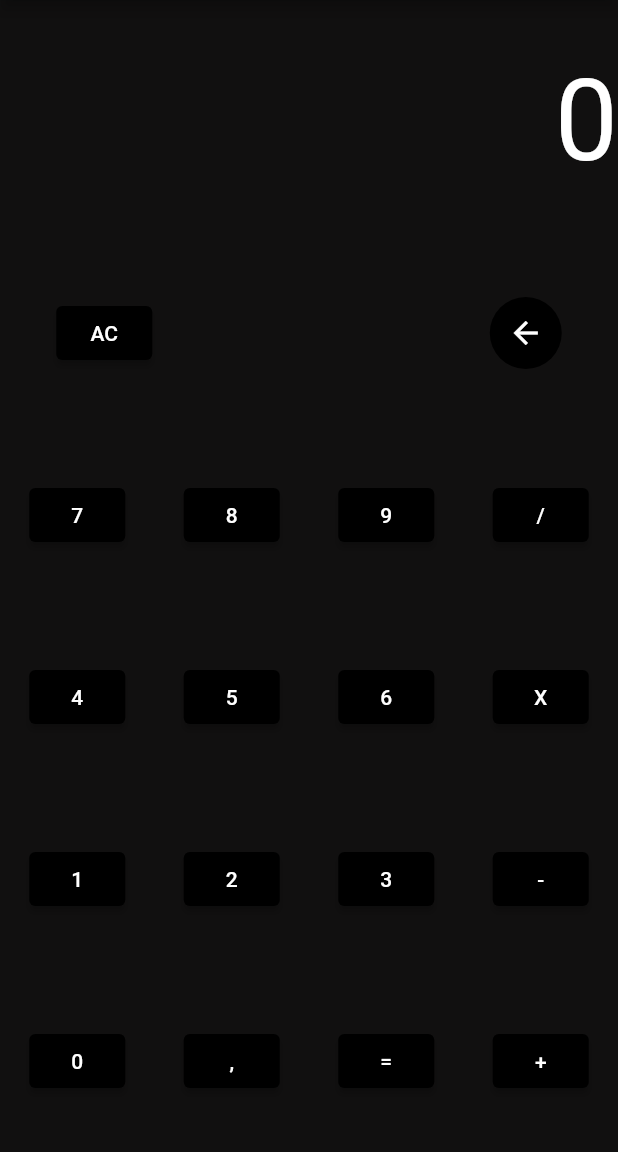
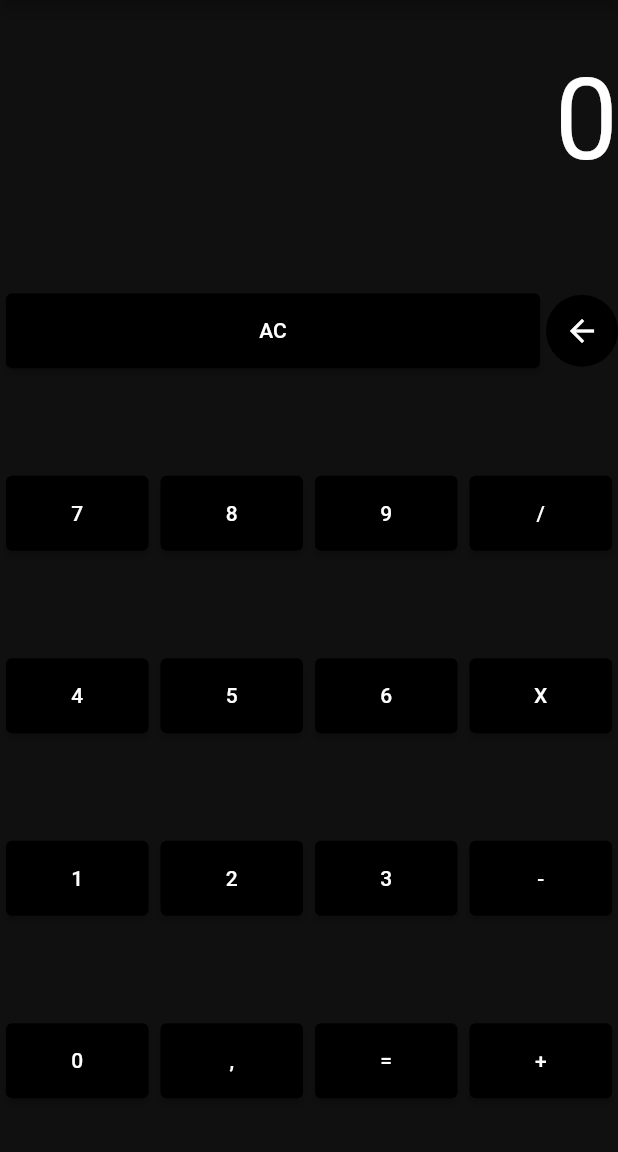
Before and after one commit to caea100/Calculadora-simples, a Flutter app: the screen it shows after launch, on a phone screen of 412 x 824 dp, the part 84-1236 px from its top. Run offline on Flutter 3.47's test engine with Material 2 defaults, Android fonts, the phone set to English and light mode, and no system bars.

Commit message:
Ajuste nos botões

```diff
--- a/lib/main.dart
+++ b/lib/main.dart
@@ -152,14 +152,21 @@ class _MyAppState extends State<MyApp> {
   }
 
   Widget botaoGenerico(String tecla) {
-    return ElevatedButton(
+    return Expanded(
+      flex: 1,
+      child: Container(
+        margin: const EdgeInsets.symmetric(horizontal: 4),
+        child: ElevatedButton(
           style: ButtonStyle(
             backgroundColor: MaterialStateProperty.all(Colors.black),
             foregroundColor: MaterialStateProperty.all(Colors.white),
+            minimumSize: MaterialStateProperty.all(Size(double.infinity, 50)),
           ),
           key: ValueKey(tecla),
           onPressed: () => calcular(tecla),
           child: Text(tecla),
+        ),
+      ),
     );
   }
 }
```
Lines whose indentation alone changed are shown as unchanged.
